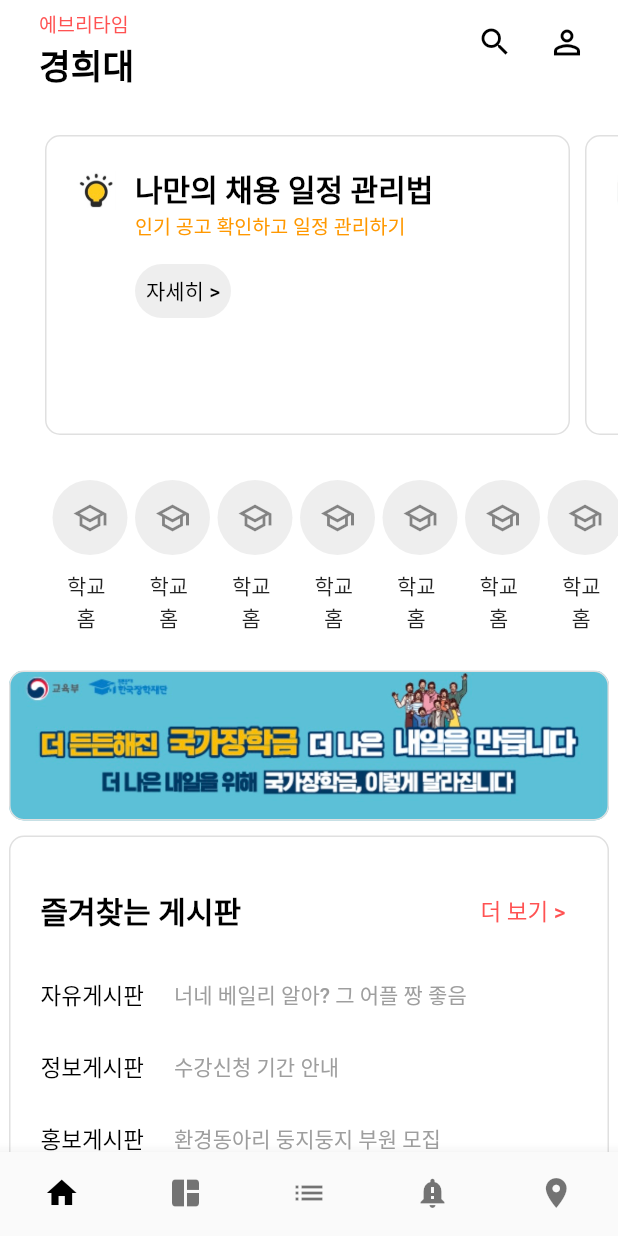
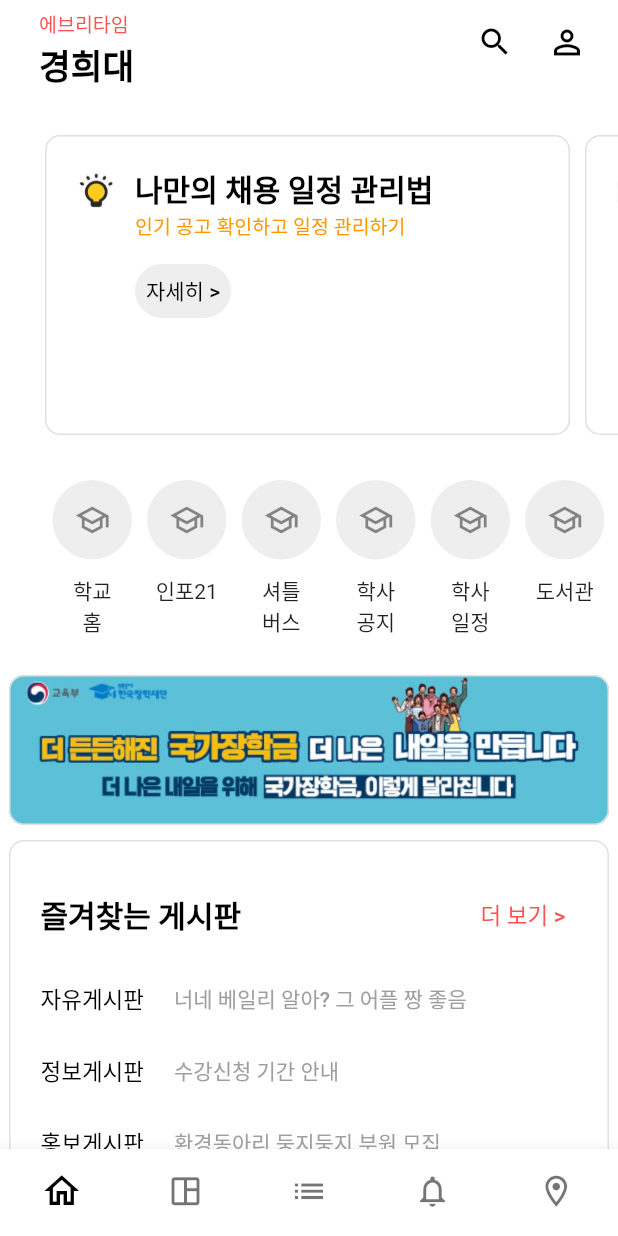
Before and after one commit to 2017100898/flutter_everytime_clone, a Flutter app: the HomePage screen opened by its route, on a phone screen of 412 x 824 dp. Run offline on Flutter 3.47's test engine with Material 2 defaults, Android fonts, the phone set to English and light mode, and no system bars; our stand-ins replace bloc, flutter_bloc, fluttertoast, url_launcher_web.

Commit message:
small modifications

```diff
--- a/lib/MainPage.dart
+++ b/lib/MainPage.dart
@@ -111,23 +111,22 @@
                         padding: EdgeInsets.fromLTRB(30, 0, 10, 10),
                         child: Row(
                           mainAxisAlignment: MainAxisAlignment.center,
+                          crossAxisAlignment: CrossAxisAlignment.start,
                           children: <Widget>[
                             circleLink('http://www.khu.ac.kr',
-                                Icons.school_outlined, '학교', '홈'),
+                                Icons.school_outlined, '학교\n홈'),
                             circleLink('http://www.khu.ac.kr',
-                                Icons.school_outlined, '학교', '홈'),
+                                Icons.school_outlined, '인포21'),
                             circleLink('http://www.khu.ac.kr',
-                                Icons.school_outlined, '학교', '홈'),
+                                Icons.school_outlined, '셔틀\n버스'),
                             circleLink('http://www.khu.ac.kr',
-                                Icons.school_outlined, '학교', '홈'),
+                                Icons.school_outlined, '학사\n공지'),
                             circleLink('http://www.khu.ac.kr',
-                                Icons.school_outlined, '학교', '홈'),
+                                Icons.school_outlined, '학사\n일정'),
                             circleLink('http://www.khu.ac.kr',
-                                Icons.school_outlined, '학교', '홈'),
+                                Icons.school_outlined, '도서관'),
                             circleLink('http://www.khu.ac.kr',
-                                Icons.school_outlined, '학교', '홈'),
-                            circleLink('http://www.khu.ac.kr',
-                                Icons.school_outlined, '학교', '홈'),
+                                Icons.school_outlined, '웹메일'),
                           ],
                         ))),
                 Padding(
@@ -198,7 +197,7 @@
                 Padding(
                   padding: const EdgeInsets.only(top: 10, bottom: 20),
                   child: Container(
-                      height: 30,
+                      height: 330,
                       width: 400,
                       alignment: Alignment.topLeft,
                       padding: EdgeInsets.all(20),
@@ -209,7 +208,7 @@
                             Border.all(color: Colors.grey.shade300, width: 1),
                       ),
                       child: Column(
-                          mainAxisAlignment: MainAxisAlignment.start,
+                          mainAxisAlignment: MainAxisAlignment.center,
                           crossAxisAlignment: CrossAxisAlignment.start,
                           children: [
                             SizedBox(
@@ -241,7 +240,7 @@
       toastLength: Toast.LENGTH_LONG);
 }
 
-Widget circleLink(String urlLink, IconData icon, String First, String Second) {
+Widget circleLink(String urlLink, IconData icon, String Title) {
   return GestureDetector(
     onTap: () {
       launch(urlLink, forceWebView: true, forceSafariVC: true);
@@ -251,9 +250,9 @@
       crossAxisAlignment: CrossAxisAlignment.center,
       children: [
         Container(
-          margin: EdgeInsets.fromLTRB(5, 10, 0, 10),
-          width: 50,
-          height: 50,
+          margin: EdgeInsets.fromLTRB(5, 10, 5, 10),
+          width: 53,
+          height: 53,
           decoration: BoxDecoration(
             color: Colors.grey.shade200,
             shape: BoxShape.circle,
@@ -263,8 +262,10 @@
             color: Colors.black45,
           ),
         ),
-        Text(First),
-        Text(Second),
+        Text(
+          Title,
+          textAlign: TextAlign.center,
+        ),
       ],
     ),
   );
--- a/lib/home_page.dart
+++ b/lib/home_page.dart
@@ -20,6 +20,7 @@
               onTap: (index) {
                 _changeBottomNav(_, index);
               },
+              backgroundColor: Colors.white,
               currentIndex: state,
               showSelectedLabels: false,
               showUnselectedLabels: false,
@@ -28,24 +29,34 @@
               items: const <BottomNavigationBarItem>[
                 BottomNavigationBarItem(
                   icon: Icon(
-                    Icons.home,
+                    Icons.home_outlined,
+                    size: 28,
                   ),
                   label: 'Home',
                 ),
                 BottomNavigationBarItem(
-                  icon: Icon(Icons.space_dashboard),
+                  icon: Icon(
+                    Icons.space_dashboard_outlined,
+                    size: 25,
+                  ),
                   label: 'Time',
                 ),
                 BottomNavigationBarItem(
-                  icon: Icon(Icons.list),
+                  icon: Icon(
+                    Icons.list,
+                    size: 25,
+                  ),
                   label: 'List',
                 ),
                 BottomNavigationBarItem(
-                  icon: Icon(Icons.notification_important),
+                  icon: Icon(
+                    Icons.notifications_outlined,
+                    size: 25,
+                  ),
                   label: 'Alert',
                 ),
                 BottomNavigationBarItem(
-                  icon: Icon(Icons.room),
+                  icon: Icon(Icons.room_outlined, size: 25),
                   label: 'Campic',
                 ),
               ],
```
Also changed, not shown: lib/AlertPage.dart (added, +10 -0 lines), lib/ListPage.dart (added, +10 -0 lines), lib/TimePage.dart (added, +312 -0 lines), lib/generated_plugin_registrant.dart (added, +18 -0 lines).
